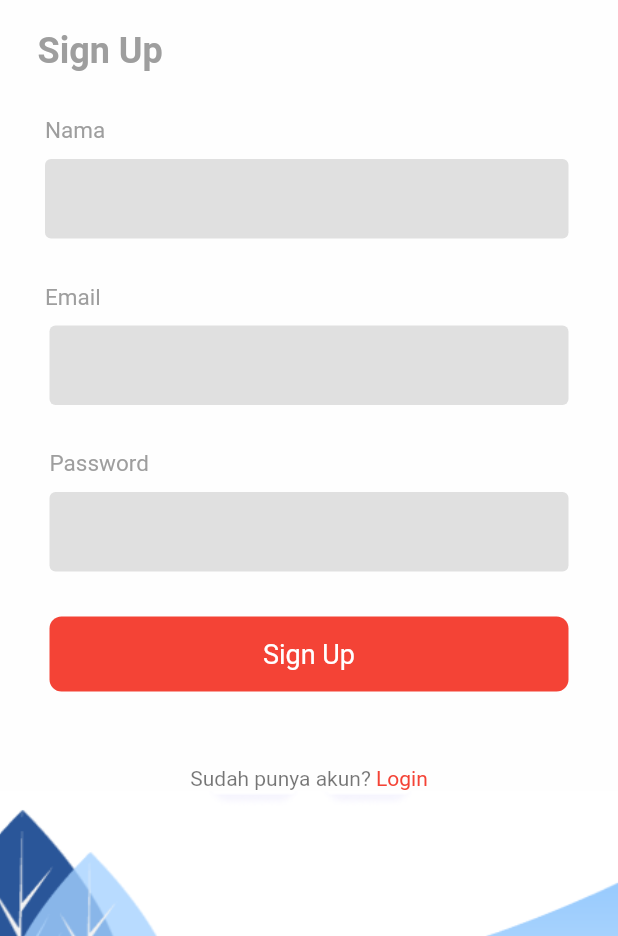
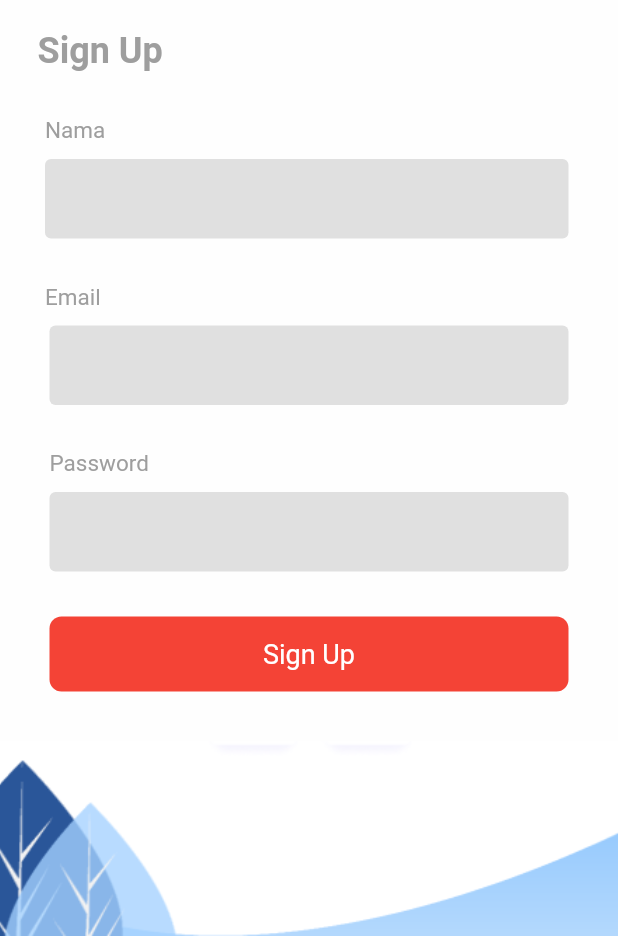
Before and after one commit to dalobarahama/alirandras, a Flutter app: the screen it shows after launch, on a phone screen of 412 x 824 dp, the part 300-1236 px from its top. Run offline on Flutter 3.47's test engine with Material 2 defaults, Android fonts, the phone set to English and light mode, and no system bars; our stand-ins replace cached_network_image, dotted_border, dropdown_search, file_picker, flutter_map, fluttertoast and 9 more; missing offline and left inert: dart:ffi.

```diff
--- a/lib/screen/sign_up.dart
+++ b/lib/screen/sign_up.dart
@@ -34,7 +34,6 @@ class _Sign_upState extends State<Sign_up> {
             _passwordController.text)
         .then((value) {
       setState(() {
-        isLoading = false;
         print(value);
         if (value == 'success') {
           Fluttertoast.showToast(msg: 'Berhasil Registrasi');
@@ -44,8 +43,14 @@ class _Sign_upState extends State<Sign_up> {
           });
         } else if (value == 'failed') {
           Fluttertoast.showToast(msg: 'Terjadi kesalahan');
+          setState(() {
+            isLoading = false;
+          });
         } else {
           Fluttertoast.showToast(msg: value);
+          setState(() {
+            isLoading = false;
+          });
         }
       });
     });
@@ -53,9 +58,11 @@ class _Sign_upState extends State<Sign_up> {
 
   Widget build(BuildContext context) {
     return Scaffold(
-        body: SingleChildScrollView(
-      child: Container(
+        body: Container(
       decoration: BoxDecoration(color: Colors.white70),
+      child: Stack(
+        children: [
+          SingleChildScrollView(
             child: Column(
               children: [
                 Center(
@@ -190,7 +197,8 @@ class _Sign_upState extends State<Sign_up> {
                   ),
                 ),
                 Padding(
-              padding: const EdgeInsets.only(left: 33, right: 33, bottom: 30),
+                  padding:
+                      const EdgeInsets.only(left: 33, right: 33, bottom: 30),
                   child: InkWell(
                     onTap: () {
                       register();
@@ -243,6 +251,12 @@ class _Sign_upState extends State<Sign_up> {
                     ),
                   ],
                 ),
+                SizedBox(
+                  height: 130,
+                )
+              ],
+            ),
+          ),
           Align(
             alignment: Alignment.bottomCenter,
             child: Container(
@@ -255,7 +269,6 @@ class _Sign_upState extends State<Sign_up> {
           )
         ],
       ),
-      ),
     ));
   }
 }
```
Also changed, not shown: lib/screen/log_in.dart (+16 -5 lines), lib/screen/user/cek_status_pengajuan.dart (+9 -10 lines), lib/screen/user/form_pendaftaran.dart (+35 -10 lines), pubspec.lock, 2 other files. Lines whose indentation alone changed are shown as unchanged.
